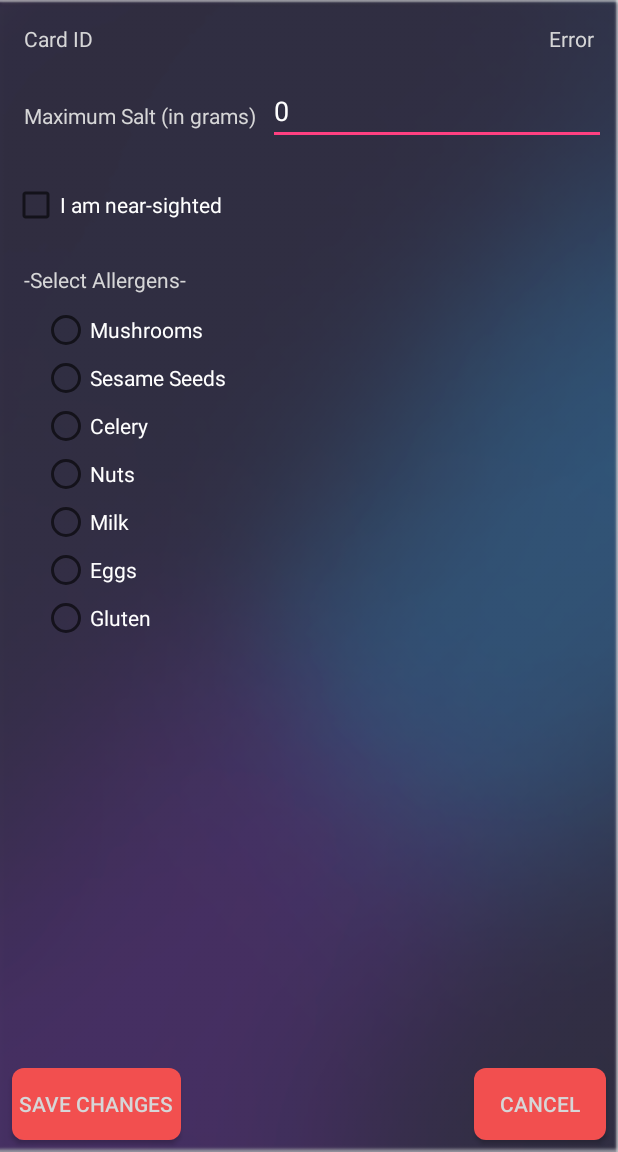
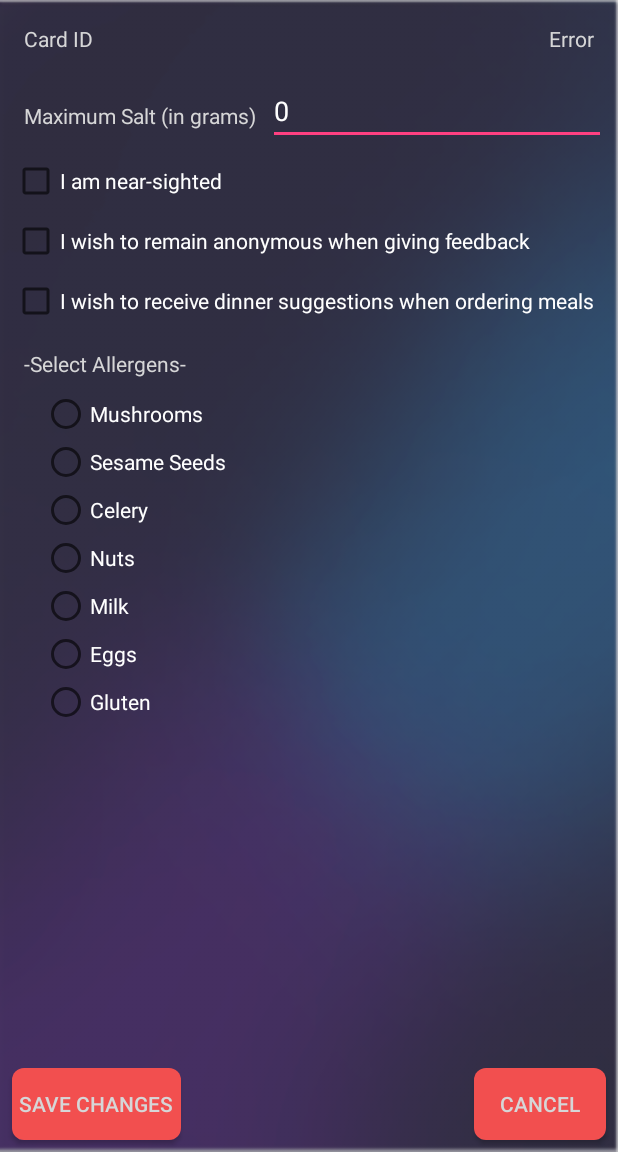
Before and after one commit to owenDevEirePersonal/AllergyWatcher, an Android app: the SetupPatronActivity screen opened directly, with no data from a screen before it, on a phone screen of 412 x 824 dp, the part 84-1236 px from its top. Run offline under Robolectric (Android 15) with nearby library versions, the phone set to English and light mode, and no system bars.

Commit message:
<Adjustments to Dinner Suggestions> Added a checkbox to SetupPatron that allows the user to opt in or out of the dinner suggestion option. If opted in, the user will be prompted with a dinner suggestion when selecting a meal that comes with one, if opted out of, then dinner suggestions are never offered to the user. Also changed dinner suggestions so that they no longer read out a description of the dinner, but instead just say they'll send you an email, as per dan's wishes(this was done by setting the dinner suggestion description for each meal to "You will recieve an email with the details.").
Also added a checkbox to SetupPatron for whether or not they wish to remain anonymous when giving feedback. This is currently just for show and has no functionality.

```diff
--- a/app/src/main/java/com/deveire/dev/allergywatcher/SetupPatronActivity.java
+++ b/app/src/main/java/com/deveire/dev/allergywatcher/SetupPatronActivity.java
@@ -46,6 +46,7 @@ public class SetupPatronActivity extends AppCompatActivity
     private ArrayList<Integer> savedUserMaxSalt;
     private ArrayList<Integer> savedUserCurrentSalt;
     private ArrayList<Boolean> savedUserIsNearSighted;
+    private ArrayList<Boolean> savedUserWantsSuggestions;
     private ArrayList<String> currentUserAllergies;
 
 
@@ -59,6 +60,7 @@ public class SetupPatronActivity extends AppCompatActivity
     private Button cancelButton;
     private Button okButton;
     private CheckBox nearSightedCheckbox;
+    private CheckBox suggestionsCheckbox;
     private ArrayList<CheckBox> allergenRadioButtons;
 
 
@@ -123,6 +125,7 @@ public class SetupPatronActivity extends AppCompatActivity
         allergenRadioButtons.add((CheckBox)findViewById(R.id.checkBox7));
 
         nearSightedCheckbox = (CheckBox) findViewById(R.id.nearSightedCheckbox);
+        suggestionsCheckbox = (CheckBox) findViewById(R.id.suggestionsCheckbox);
 
 
 
@@ -216,6 +219,7 @@ public class SetupPatronActivity extends AppCompatActivity
             Log.i("Salt", "Salt for " + i + ": " + savedUserMaxSalt.get(i));
             edit.putInt("savedUserCurrentSalt" + i, savedUserCurrentSalt.get(i));
             edit.putBoolean("savedUserIsNearSighted" + i, savedUserIsNearSighted.get(i));
+            edit.putBoolean("savedUserWantsSuggestions" + i, savedUserWantsSuggestions.get(i));
         }
 
         saveLastUsedDetails(edit);
@@ -234,6 +238,7 @@ public class SetupPatronActivity extends AppCompatActivity
         savedUserMaxSalt = new ArrayList<Integer>();
         savedUserCurrentSalt = new ArrayList<Integer>();
         savedUserIsNearSighted = new ArrayList<Boolean>();
+        savedUserWantsSuggestions = new ArrayList<Boolean>();
         savedTotalNumberOfUsers = savedData.getInt("savedTotal", 0);
 
         for(int i = 0; i < savedTotalNumberOfUsers; i++)
@@ -243,6 +248,7 @@ public class SetupPatronActivity extends AppCompatActivity
             savedUserMaxSalt.add(savedData.getInt("savedUserMaxSalt" + i, 0));
             savedUserCurrentSalt.add(savedData.getInt("savedUserCurrentSalt" + i, 0));
             savedUserIsNearSighted.add(savedData.getBoolean("savedUserIsNearSighted" + i, false));
+            savedUserWantsSuggestions.add(savedData.getBoolean("savedUserWantsSuggestions" + i, false));
         }
     }
 
@@ -283,6 +289,7 @@ public class SetupPatronActivity extends AppCompatActivity
                     savedUserCurrentSalt.set(i, 0);
 
                     savedUserIsNearSighted.set(i, nearSightedCheckbox.isChecked());
+                    savedUserWantsSuggestions.set(i, suggestionsCheckbox.isChecked());
 
 
                     matchFound = true;
@@ -321,6 +328,7 @@ public class SetupPatronActivity extends AppCompatActivity
                 savedUserCurrentSalt.add(0);
 
                 savedUserIsNearSighted.add(nearSightedCheckbox.isChecked());
+                savedUserWantsSuggestions.add(suggestionsCheckbox.isChecked());
 
             }
         }
@@ -517,6 +525,7 @@ public class SetupPatronActivity extends AppCompatActivity
                                 }
                             }
                             nearSightedCheckbox.setChecked(savedUserIsNearSighted.get(j));
+                            suggestionsCheckbox.setChecked(savedUserWantsSuggestions.get(j));
                             patronMaxSaltEditText.setText("" + savedUserMaxSalt.get(j));
                         }
                         else
--- a/app/src/main/res/layout/activity_setup_patron.xml
+++ b/app/src/main/res/layout/activity_setup_patron.xml
@@ -67,8 +67,8 @@
         android:text="-Select Allergens-"
         android:textColor="@color/cast_expanded_controller_text_color"
         app:layout_constraintLeft_toLeftOf="parent"
-        android:layout_marginTop="24dp"
-        app:layout_constraintTop_toBottomOf="@+id/nearSightedCheckbox"/>
+        android:layout_marginTop="16dp"
+        app:layout_constraintTop_toBottomOf="@+id/suggestionsCheckbox"/>
 
     <TextView
         android:id="@+id/scannedCardIDTextView"
@@ -186,7 +186,7 @@
         android:layout_height="wrap_content"
         android:layout_marginLeft="8dp"
         android:layout_marginRight="8dp"
-        android:layout_marginTop="24dp"
+        android:layout_marginTop="8dp"
         android:text="I am near-sighted"
         android:textColor="@android:color/white"
         app:layout_constraintHorizontal_bias="0.0"
@@ -194,4 +194,32 @@
         app:layout_constraintRight_toRightOf="parent"
         app:layout_constraintTop_toBottomOf="@+id/saltEditText"/>
 
+    <CheckBox
+        android:id="@+id/suggestionsCheckbox"
+        android:layout_width="0dp"
+        android:layout_height="wrap_content"
+        android:layout_marginLeft="8dp"
+        android:layout_marginTop="8dp"
+        android:text="I wish to receive dinner suggestions when ordering meals"
+        android:textColor="@android:color/white"
+        app:layout_constraintLeft_toLeftOf="parent"
+        app:layout_constraintTop_toBottomOf="@+id/emailChefCheckbox"
+        android:layout_marginRight="8dp"
+        app:layout_constraintRight_toRightOf="parent"
+        app:layout_constraintHorizontal_bias="0.0"/>
+
+    <CheckBox
+        android:id="@+id/emailChefCheckbox"
+        android:layout_width="0dp"
+        android:layout_height="wrap_content"
+        android:layout_marginLeft="8dp"
+        android:layout_marginRight="8dp"
+        android:layout_marginTop="8dp"
+        android:text="I wish to remain anonymous when giving feedback"
+        android:textColor="@android:color/white"
+        app:layout_constraintHorizontal_bias="0.0"
+        app:layout_constraintLeft_toLeftOf="parent"
+        app:layout_constraintRight_toRightOf="parent"
+        app:layout_constraintTop_toBottomOf="@+id/nearSightedCheckbox"/>
+
 </android.support.constraint.ConstraintLayout>
```
Also changed, not shown: app/src/main/java/com/deveire/dev/allergywatcher/OrderFoodActivity.java (+11 -6 lines).
